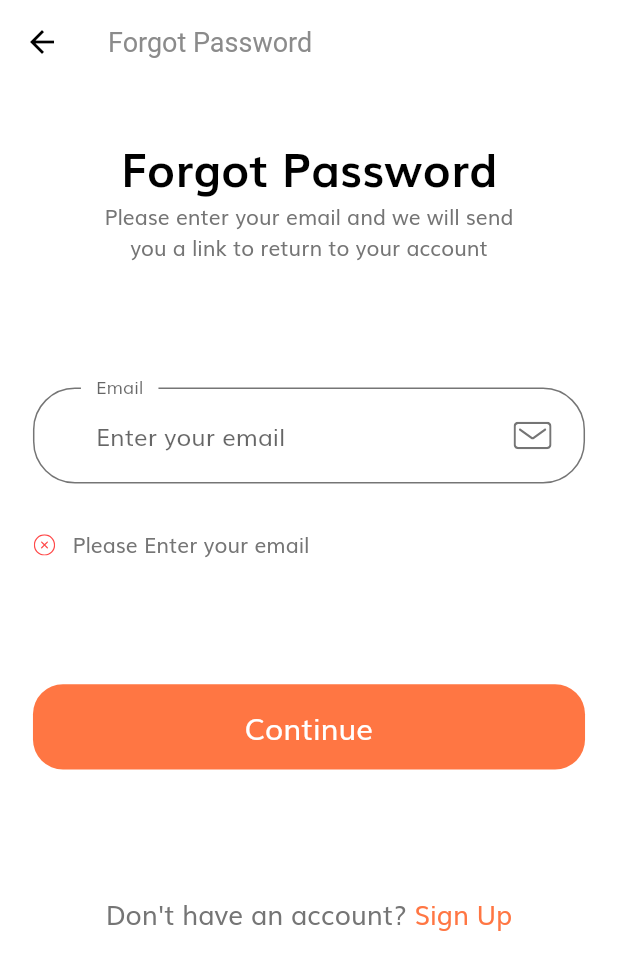
After one commit to xrr2016/flutter-shop-app, a Flutter app: the FogotPasswordScreen screen opened by its route, after a tap on "Continue", on a phone screen of 412 x 824 dp. The commit adds this screen. Shown: the top 970 px of the screen. Run offline on Flutter 3.47's test engine with Material 2 defaults, Android fonts, the phone set to English and light mode, and no system bars; our stand-ins replace flutter_svg.

Commit message:
feat: forgot password screen

```diff
--- /dev/null
+++ b/lib/components/not_account_text.dart
@@ -0,0 +1,34 @@
+import 'package:flutter/material.dart';
+import 'package:shop_app/screens/fogot_password/fogot_password_screen.dart';
+
+import '../constans.dart';
+import '../size_config.dart';
+
+class NotAccountText extends StatelessWidget {
+  const NotAccountText({
+    Key key,
+  }) : super(key: key);
+
+  @override
+  Widget build(BuildContext context) {
+    return Row(
+      mainAxisAlignment: MainAxisAlignment.center,
+      children: [
+        Text(
+          "Don't have an account? ",
+          style: TextStyle(fontSize: getProportionateScreenWidth(16)),
+        ),
+        GestureDetector(
+          onTap: () {},
+          child: Text(
+            "Sign Up",
+            style: TextStyle(
+              fontSize: getProportionateScreenWidth(16),
+              color: kPrimaryColor,
+            ),
+          ),
+        ),
+      ],
+    );
+  }
+}
--- a/lib/routes.dart
+++ b/lib/routes.dart
@@ -1,8 +1,10 @@
 import 'package:flutter/material.dart';
+import 'package:shop_app/screens/fogot_password/fogot_password_screen.dart';
 import 'package:shop_app/screens/signin/signin_screen.dart';
 import 'package:shop_app/screens/splash/splash_screen.dart';
 
 final Map<String, WidgetBuilder> routes = {
   SplashScreen.routeName: (context) => SplashScreen(),
   SigninScreen.routeName: (context) => SigninScreen(),
+  FogotPasswordScreen.routeName: (context) => FogotPasswordScreen(),
 };
--- /dev/null
+++ b/lib/screens/fogot_password/components/forgot_password_body.dart
@@ -0,0 +1,108 @@
+import 'package:flutter/material.dart';
+import 'package:shop_app/components/custom_suffix_icon.dart';
+import 'package:shop_app/components/default_button.dart';
+import 'package:shop_app/components/form_errors.dart';
+import 'package:shop_app/components/not_account_text.dart';
+import 'package:shop_app/size_config.dart';
+
+import '../../../constans.dart';
+
+class ForgotPasswordBody extends StatelessWidget {
+  @override
+  Widget build(BuildContext context) {
+    return SizedBox(
+      width: double.infinity,
+      child: SingleChildScrollView(
+        child: Padding(
+          padding: EdgeInsets.symmetric(
+            horizontal: getProportionateScreenWidth(20),
+          ),
+          child: Column(
+            children: [
+              SizedBox(height: SizeConfig.screenHeight * 0.04),
+              Text(
+                'Forgot Password',
+                style: TextStyle(
+                  fontSize: getProportionateScreenWidth(28),
+                  fontWeight: FontWeight.bold,
+                  color: Colors.black,
+                ),
+              ),
+              Text(
+                "Please enter your email and we will send \nyou a link to return to your account",
+                textAlign: TextAlign.center,
+              ),
+              SizedBox(height: SizeConfig.screenHeight * 0.1),
+              ForgotPasswordForm(),
+            ],
+          ),
+        ),
+      ),
+    );
+  }
+}
+
+class ForgotPasswordForm extends StatefulWidget {
+  @override
+  _ForgotPasswordFormState createState() => _ForgotPasswordFormState();
+}
+
+class _ForgotPasswordFormState extends State<ForgotPasswordForm> {
+  final _formKey = GlobalKey<FormState>();
+  List<String> _errors = [];
+  String email = '';
+
+  @override
+  Widget build(BuildContext context) {
+    return Form(
+      key: _formKey,
+      child: Column(
+        children: [
+          TextFormField(
+            onSaved: (newValue) {
+              email = newValue;
+            },
+            onChanged: (value) {
+              if (value.isNotEmpty && _errors.contains(kEmailNullError)) {
+                _errors.remove(kEmailNullError);
+              } else if (emailValidatorRegExp.hasMatch(value) &&
+                  _errors.contains(kInvalidEmailError)) {
+                _errors.remove(kInvalidEmailError);
+              }
+              setState(() {});
+            },
+            validator: (value) {
+              if (value.isEmpty && !_errors.contains(kEmailNullError)) {
+                _errors.add(kEmailNullError);
+              } else if (!emailValidatorRegExp.hasMatch(value) &&
+                  !_errors.contains(kInvalidEmailError)) {
+                _errors.add(kInvalidEmailError);
+              }
+              setState(() {});
+              return null;
+            },
+            decoration: InputDecoration(
+              labelText: "Email",
+              hintText: "Enter your email",
+              floatingLabelBehavior: FloatingLabelBehavior.always,
+              suffixIcon: CustomSuffixIcon(
+                icon: "assets/icons/Mail.svg",
+              ),
+            ),
+          ),
+          SizedBox(height: getProportionateScreenHeight(30)),
+          FormErrors(errors: _errors),
+          SizedBox(height: SizeConfig.screenHeight * 0.1),
+          DefaultButton(
+            text: 'Continue',
+            press: () {
+              if (_formKey.currentState.validate()) {}
+            },
+          ),
+          SizedBox(height: SizeConfig.screenHeight * 0.1),
+          NotAccountText(),
+        ],
+      ),
+    );
+  }
+}
--- /dev/null
+++ b/lib/screens/fogot_password/fogot_password_screen.dart
@@ -0,0 +1,16 @@
+import 'package:flutter/material.dart';
+import 'package:shop_app/screens/fogot_password/components/forgot_password_body.dart';
+
+class FogotPasswordScreen extends StatelessWidget {
+  static String routeName = '/fogot_password';
+
+  @override
+  Widget build(BuildContext context) {
+    return Scaffold(
+      appBar: AppBar(
+        title: Text('Forgot Password'),
+      ),
+      body: ForgotPasswordBody(),
+    );
+  }
+}
--- a/lib/screens/signin/components/signin_body.dart
+++ b/lib/screens/signin/components/signin_body.dart
@@ -1,6 +1,8 @@
 import 'package:flutter/material.dart';
+import 'package:shop_app/components/not_account_text.dart';
 import 'package:shop_app/components/socal_card.dart';
 import 'package:shop_app/constans.dart';
+import 'package:shop_app/screens/fogot_password/fogot_password_screen.dart';
 
 import './signin_form.dart';
 import '../../../size_config.dart';
@@ -52,23 +54,7 @@ class SigninBody extends StatelessWidget {
                   ],
                 ),
                 SizedBox(height: getProportionateScreenHeight(20)),
-                Row(
-                  mainAxisAlignment: MainAxisAlignment.center,
-                  children: [
-                    Text(
-                      "Don't have an account? ",
-                      style:
-                          TextStyle(fontSize: getProportionateScreenWidth(16)),
-                    ),
-                    Text(
-                      "Sign Up",
-                      style: TextStyle(
-                        fontSize: getProportionateScreenWidth(16),
-                        color: kPrimaryColor,
-                      ),
-                    ),
-                  ],
-                ),
+                NotAccountText(),
               ],
             ),
           ),
--- a/lib/screens/signin/components/signin_form.dart
+++ b/lib/screens/signin/components/signin_form.dart
@@ -2,6 +2,7 @@ import 'package:flutter/material.dart';
 import 'package:shop_app/components/custom_suffix_icon.dart';
 import 'package:shop_app/components/default_button.dart';
 import 'package:shop_app/components/form_errors.dart';
+import 'package:shop_app/screens/fogot_password/fogot_password_screen.dart';
 
 import '../../../constans.dart';
 import '../../../size_config.dart';
@@ -41,10 +42,15 @@ class _SignFormState extends State<SignForm> {
                   }),
               Text('Remember me'),
               Spacer(),
-              Text(
-                'Forgot password',
-                style: TextStyle(
-                  decoration: TextDecoration.underline,
+              GestureDetector(
+                onTap: () => Navigator.of(context).pushNamed(
+                  FogotPasswordScreen.routeName,
+                ),
+                child: Text(
+                  'Forgot password',
+                  style: TextStyle(
+                    decoration: TextDecoration.underline,
+                  ),
                 ),
               ),
             ],
```
